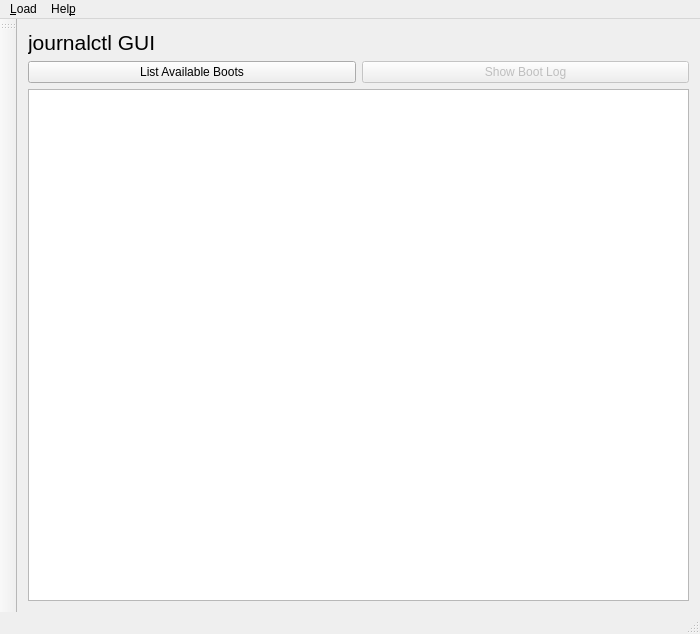
First picture: the form in ui/mainwindow.ui, repository pentix/qjournalctl, before the edit.
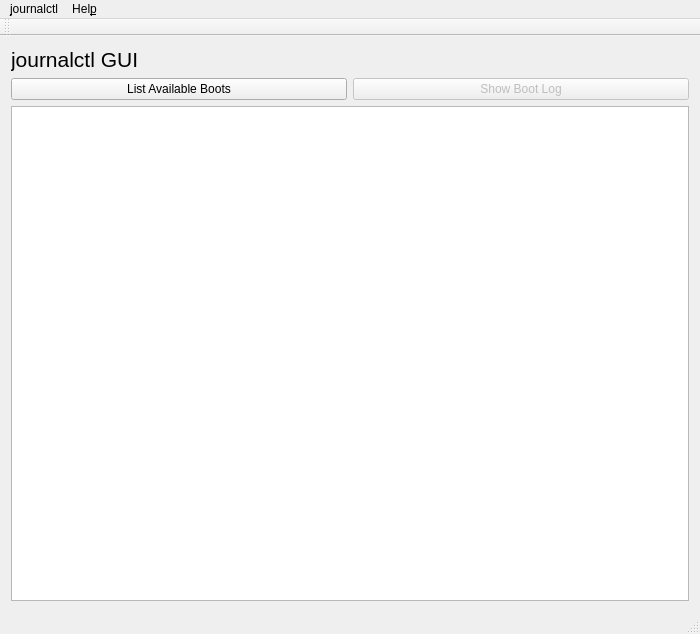
Second picture: the form after the edit.

```diff
--- a/ui/mainwindow.ui
+++ b/ui/mainwindow.ui
@@ -85,7 +85,7 @@
    </property>
    <widget class="QMenu" name="menuJournalctl_Analyzer_Demo">
     <property name="title">
-     <string>&amp;Load</string>
+     <string>&amp;journalctl</string>
     </property>
     <addaction name="separator"/>
     <addaction name="separator"/>
@@ -103,10 +103,10 @@
   </widget>
   <widget class="QToolBar" name="mainToolBar">
    <attribute name="toolBarArea">
-    <enum>LeftToolBarArea</enum>
+    <enum>TopToolBarArea</enum>
    </attribute>
    <attribute name="toolBarBreak">
-    <bool>false</bool>
+    <bool>true</bool>
    </attribute>
   </widget>
   <widget class="QStatusBar" name="statusBar"/>
```
Left out of the diff: 20 changed lines with no effect on the pictures.
